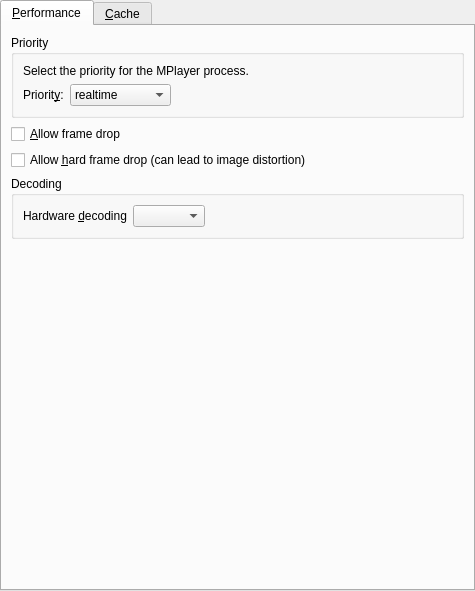
Qt form src/gui/pref/performance.ui (wilbert2000/wzplayer) before a commit.
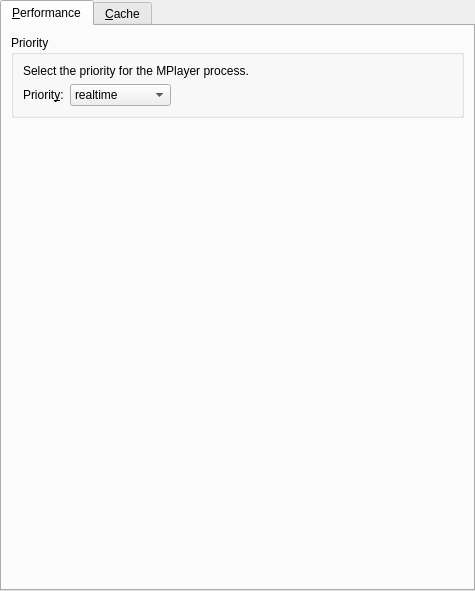
The same form after that commit.

Commit message: Moved video acceleration settings from Performance to Video tab

What changed in the file:
```diff
--- a/src/gui/pref/performance.ui
+++ b/src/gui/pref/performance.ui
@@ -125,59 +125,6 @@
          </layout>
         </widget>
        </item>
-       <item>
-        <widget class="QCheckBox" name="framedrop_check">
-         <property name="text">
-          <string>&amp;Allow frame drop</string>
-         </property>
-        </widget>
-       </item>
-       <item>
-        <widget class="QCheckBox" name="hardframedrop_check">
-         <property name="text">
-          <string>Allow &amp;hard frame drop (can lead to image distortion)</string>
-         </property>
-        </widget>
-       </item>
-       <item>
-        <widget class="QGroupBox" name="groupBox_2">
-         <property name="title">
-          <string>Decoding</string>
-         </property>
-         <layout class="QVBoxLayout" name="verticalLayout">
-          <item>
-           <layout class="QHBoxLayout" name="horizontalLayout">
-            <item>
-             <widget class="QLabel" name="label_16">
-              <property name="text">
-               <string>Hardware &amp;decoding</string>
-              </property>
-              <property name="buddy">
-               <cstring>hwdec_combo</cstring>
-              </property>
-             </widget>
-            </item>
-            <item>
-             <widget class="QComboBox" name="hwdec_combo"/>
-            </item>
-            <item>
-             <spacer name="horizontalSpacer">
-              <property name="orientation">
-               <enum>Qt::Horizontal</enum>
-              </property>
-              <property name="sizeHint" stdset="0">
-               <size>
-                <width>40</width>
-                <height>20</height>
-               </size>
-              </property>
-             </spacer>
-            </item>
-           </layout>
-          </item>
-         </layout>
-        </widget>
-       </item>
        <item>
         <spacer>
          <property name="orientation">
```
Left out of the diff: 3 changed lines with no effect on the pictures. The commit also changes 8 other files.
